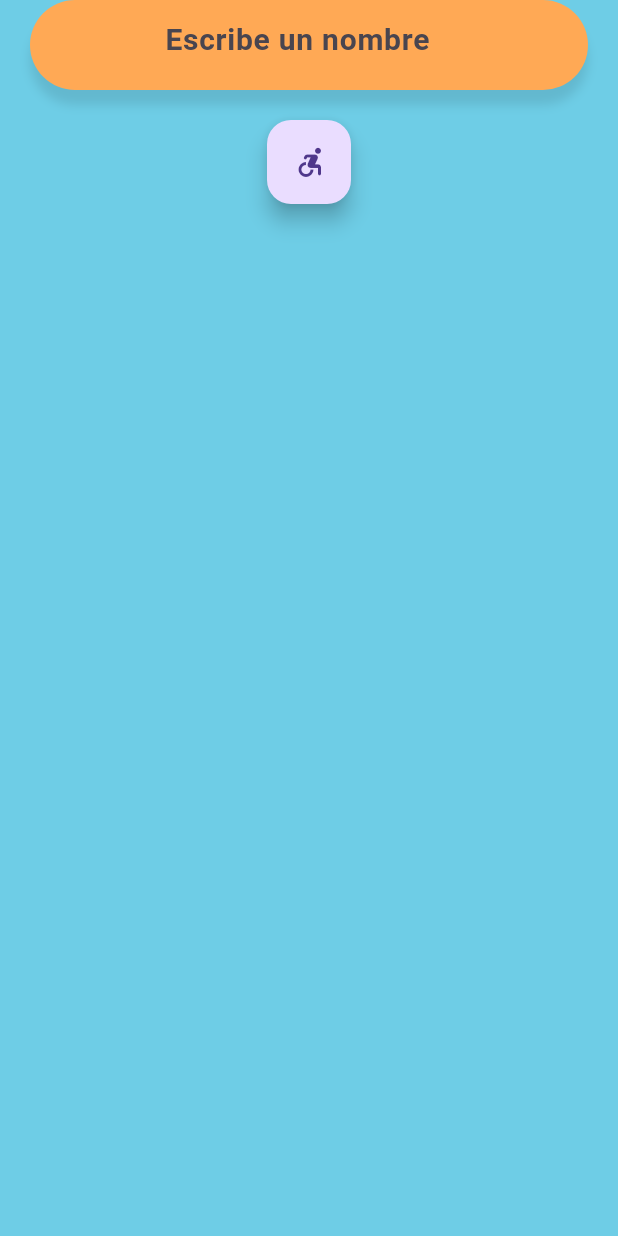
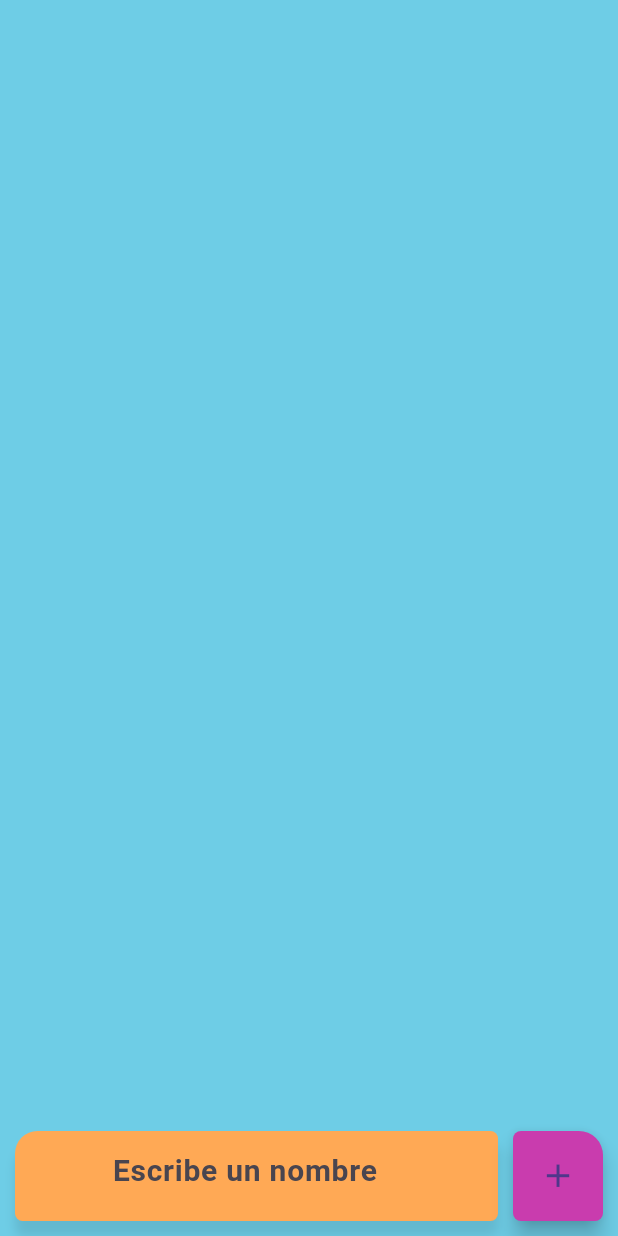
Before and after one commit to JulianOjea/triptolemus, a Flutter app: the screen it shows after launch, on a phone screen of 412 x 824 dp. Run offline on Flutter 3.47's test engine with Material 3 defaults, Android fonts, the phone set to English and light mode, and no system bars; our stand-ins replace get; missing offline and left inert: dart:ffi, keyboard_detection.

Commit message:
Update player list, main input

```diff
--- a/lib/views/players_view.dart
+++ b/lib/views/players_view.dart
@@ -21,18 +21,19 @@ class _PlayersViewState extends State<PlayersView> {
   //TODO MAYBE YOU CAN DO LAZY PUT HERE
   final questionCtrl = Get.put(QuestionController());
 
-  @override
-  void initState() {
-    playerInputList.add(MainInputText(
-      textController: TextEditingController(),
-      hintText: 'Escribe un nombre',
-    ));
-    super.initState();
-  }
+  // @override
+  // void initState() {
+  //   playerInputList.add(MainInputText(
+  //     textController: TextEditingController(),
+  //     hintText: 'Escribe un nombre',
+  //   ));
+  //   super.initState();
+  // }
 
   @override
   Widget build(BuildContext context) {
     final playerCtrl = Get.put(PlayerController());
+    final mainTextController = TextEditingController();
 
     return KeyboardDetection(
       controller: KeyboardDetectionController(onChanged: (value) {
@@ -61,23 +62,48 @@ class _PlayersViewState extends State<PlayersView> {
                         itemBuilder: (_, int index) {
                           return playerInputList[index];
                         }),
-                    FloatingActionButton(
-                        heroTag: "btn1",
-                        child: const Icon(Icons.accessible_forward_rounded),
+                  ],
+                ),
+              ),
+            ),
+            Container(
+              margin: EdgeInsets.all(10.0),
+              child: Row(
+                children: [
+                  Flexible(
+                    child: MainInputText(
+                        textController: mainTextController,
+                        hintText: 'Escribe un nombre'),
+                  ),
+                  const SizedBox(
+                    width: 10,
+                  ),
+                  SizedBox(
+                    height: 60,
+                    child: FittedBox(
+                      child: FloatingActionButton(
+                          backgroundColor: AppColor.red,
+                          shape: const RoundedRectangleBorder(
+                              borderRadius: BorderRadius.only(
+                            topLeft: Radius.circular(5),
+                            topRight: Radius.circular(15),
+                            bottomLeft: Radius.circular(5),
+                            bottomRight: Radius.circular(5),
+                          )),
+                          child: const Icon(Icons.add),
                           onPressed: () {
-                          if (playerInputList
-                              .last.textController.text.isNotEmpty) {
+                            if (mainTextController.text.isNotEmpty) {
                               playerInputList.add(MainInputText(
-                                textController: TextEditingController(),
+                                  textController: TextEditingController(
+                                      text: mainTextController.text),
                                   hintText: 'Escribe un nombre'));
+                              mainTextController.clear();
                             }
                             setState(() {});
                           }),
-                    const SizedBox(
-                      height: 10,
+                    ),
                   ),
                 ],
-                ),
               ),
             ),
             Container(
@@ -110,8 +136,7 @@ class _PlayersViewState extends State<PlayersView> {
                             )),
                         margin: const EdgeInsets.all(10.0),
                         width: double.infinity,
-                        height: 50,
-                        //heroTag: "btn2",
+                        height: 60,
                         child: const Icon(
                           Icons.arrow_right,
                           size: 50,
--- a/lib/widgets/main_input_text.dart
+++ b/lib/widgets/main_input_text.dart
@@ -19,11 +19,16 @@ class MainInputText extends StatelessWidget {
 
     return Container(
       padding: const EdgeInsets.only(top: 2, left: 5, bottom: 2, right: 20),
-      margin: const EdgeInsets.only(bottom: 20, left: 20, right: 20),
+      //margin: const EdgeInsets.only(bottom: 20, left: 20, right: 20),
       height: 60.0,
       decoration: BoxDecoration(
         color: AppColor.orange,
-        borderRadius: BorderRadius.circular(30),
+        borderRadius: BorderRadius.only(
+          topLeft: Radius.circular(15),
+          topRight: Radius.circular(5),
+          bottomLeft: Radius.circular(5),
+          bottomRight: Radius.circular(5),
+        ),
         boxShadow: <BoxShadow>[
           BoxShadow(
               color: Colors.black.withOpacity(0.10),
```
Lines whose indentation alone changed are shown as unchanged.
